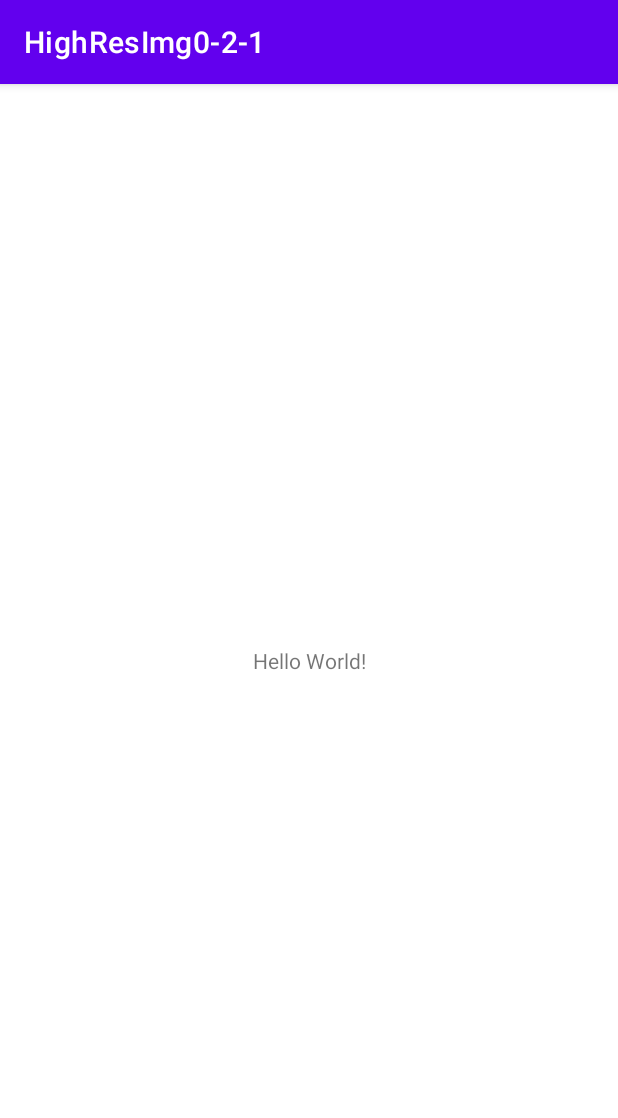
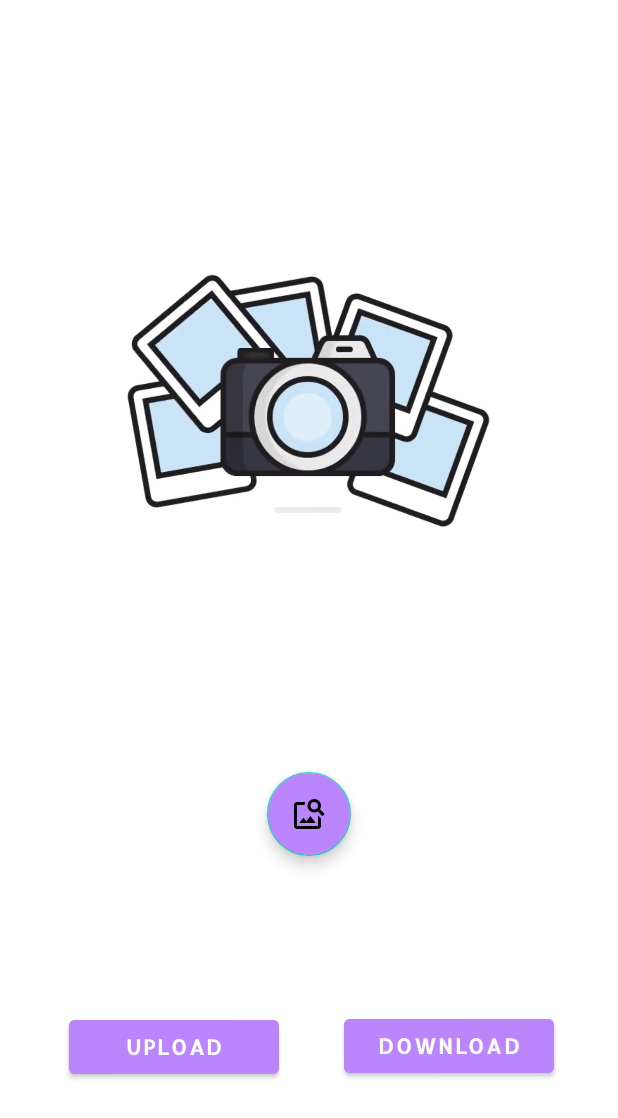
Before and after one commit to nabilpatel4012/HighResImg021, an Android app: the screen it shows after launch (MainActivity before the commit, MainActivity2 after it), on a phone screen of 412 x 824 dp. Shown: the top 1118 px of the screen. Run offline under Robolectric (Android 15) with nearby library versions, the phone set to English and light mode, and no system bars.

Commit message:
minor changes anims,logs,design

```diff
--- a/app/build.gradle
+++ b/app/build.gradle
@@ -33,10 +33,12 @@ dependencies {
     implementation 'androidx.appcompat:appcompat:1.3.1'
     implementation 'com.google.android.material:material:1.4.0'
     implementation 'androidx.constraintlayout:constraintlayout:2.1.1'
+    implementation 'com.google.android.gms:play-services-cast-framework:20.0.0'
     testImplementation 'junit:junit:4.+'
     androidTestImplementation 'androidx.test.ext:junit:1.1.3'
     androidTestImplementation 'androidx.test.espresso:espresso-core:3.4.0'
 
     implementation("androidx.multidex:multidex:2.0.1")
     implementation 'com.airbnb.android:lottie:4.2.1'
+
 }
--- a/app/src/main/java/com/example/highresimg0_2_1/MainActivity.java
+++ b/app/src/main/java/com/example/highresimg0_2_1/MainActivity.java
@@ -2,13 +2,31 @@ package com.example.highresimg0_2_1;
 
 import androidx.appcompat.app.AppCompatActivity;
 
+import android.content.Intent;
 import android.os.Bundle;
+import android.os.Handler;
+import android.view.Window;
+import android.view.WindowManager;
+
+import java.util.Objects;
 
 public class MainActivity extends AppCompatActivity {
+    public static final int SPLASH_SCREEN = 4000;
 
     @Override
     protected void onCreate(Bundle savedInstanceState) {
         super.onCreate(savedInstanceState);
+        requestWindowFeature(Window.FEATURE_NO_TITLE);
+        this.getWindow().setFlags(WindowManager.LayoutParams.FLAG_FULLSCREEN,WindowManager.LayoutParams.FLAG_FULLSCREEN);
+        Objects.requireNonNull(getSupportActionBar()).hide();
+
         setContentView(R.layout.activity_main);
+
+        //Calling First Intent
+        new Handler() .postDelayed(() -> {
+            Intent intent = new Intent(MainActivity.this,MainActivity2.class);
+            startActivity(intent);
+            finish();
+        },SPLASH_SCREEN);
     }
 }
--- a/app/src/main/java/com/example/highresimg0_2_1/MainActivity2.java
+++ b/app/src/main/java/com/example/highresimg0_2_1/MainActivity2.java
@@ -3,12 +3,44 @@ package com.example.highresimg0_2_1;
 import androidx.appcompat.app.AppCompatActivity;
 
 import android.os.Bundle;
+import android.view.View;
+import android.view.Window;
+import android.view.WindowManager;
+import android.widget.Button;
+import android.widget.ImageView;
+
+import com.google.android.gms.cast.framework.media.ImagePicker;
+import com.google.android.material.floatingactionbutton.FloatingActionButton;
+
+import java.util.Objects;
 
 public class MainActivity2 extends AppCompatActivity {
+    ImageView image;
+    FloatingActionButton btn;
+    Button upload,download;
 
     @Override
     protected void onCreate(Bundle savedInstanceState) {
         super.onCreate(savedInstanceState);
+        requestWindowFeature(Window.FEATURE_NO_TITLE);
+        this.getWindow().setFlags(WindowManager.LayoutParams.FLAG_FULLSCREEN,WindowManager.LayoutParams.FLAG_FULLSCREEN);
+        Objects.requireNonNull(getSupportActionBar()).hide();
         setContentView(R.layout.activity_main2);
+
+        image = findViewById(R.id.image);
+        btn = findViewById(R.id.btn4);
+        upload = findViewById(R.id.button);
+        download = findViewById(R.id.button2);
+        btn.setOnClickListener(new View.OnClickListener() {
+            @Override
+            public void onClick(View v) {
+//                ImagePicker.with(MainActivity2.this)
+////                        .crop()	    			//Crop image(Optional), Check Customization for more option
+////                        .compress(1024)			//Final image size will be less than 1 MB(Optional)
+////                        .maxResultSize(1080, 1080)	//Final image resolution will be less than 1080 x 1080(Optional)
+//                        .start();
+
+            }
+        });
     }
 }
--- /dev/null
+++ b/app/src/main/res/drawable/ic_process.xml
@@ -0,0 +1,10 @@
+<vector xmlns:android="http://schemas.android.com/apk/res/android"
+    android:width="24dp"
+    android:height="24dp"
+    android:viewportWidth="24"
+    android:viewportHeight="24"
+    android:tint="?attr/colorControlNormal">
+  <path
+      android:fillColor="@android:color/white"
+      android:pathData="M18,13v7L4,20L4,6h5.02c0.05,-0.71 0.22,-1.38 0.48,-2L4,4c-1.1,0 -2,0.9 -2,2v14c0,1.1 0.9,2 2,2h14c1.1,0 2,-0.9 2,-2v-5l-2,-2zM16.5,18h-11l2.75,-3.53 1.96,2.36 2.75,-3.54zM19.3,8.89c0.44,-0.7 0.7,-1.51 0.7,-2.39C20,4.01 17.99,2 15.5,2S11,4.01 11,6.5s2.01,4.5 4.49,4.5c0.88,0 1.7,-0.26 2.39,-0.7L21,13.42 22.42,12 19.3,8.89zM15.5,9C14.12,9 13,7.88 13,6.5S14.12,4 15.5,4 18,5.12 18,6.5 16.88,9 15.5,9z"/>
+</vector>
--- a/app/src/main/res/layout/activity_main2.xml
+++ b/app/src/main/res/layout/activity_main2.xml
@@ -6,4 +6,62 @@
     android:layout_height="match_parent"
     tools:context=".MainActivity2">
 
+    <ImageView
+        android:id="@+id/image"
+        android:layout_width="300dp"
+        android:layout_height="300dp"
+        android:src="@drawable/slide1"
+        app:layout_constraintBottom_toBottomOf="parent"
+        app:layout_constraintEnd_toEndOf="parent"
+        app:layout_constraintHorizontal_bias="0.495"
+        app:layout_constraintStart_toStartOf="parent"
+        app:layout_constraintTop_toTopOf="parent"
+        app:layout_constraintVertical_bias="0.218" />
+
+    <com.google.android.material.floatingactionbutton.FloatingActionButton
+        android:id="@+id/btn4"
+        android:layout_width="wrap_content"
+        android:layout_height="wrap_content"
+        android:clickable="true"
+        android:background="@color/white"
+        android:backgroundTint="@color/purple_200"
+        app:layout_constraintBottom_toBottomOf="parent"
+        app:layout_constraintEnd_toEndOf="parent"
+
+        app:layout_constraintStart_toStartOf="parent"
+        app:layout_constraintTop_toBottomOf="@+id/image"
+        app:layout_constraintVertical_bias="0.284"
+        app:srcCompat="@drawable/ic_process" />
+
+    <Button
+        android:id="@+id/button"
+        android:layout_width="140dp"
+        android:layout_height="wrap_content"
+
+        android:backgroundTint="@color/purple_200"
+        android:fontFamily="@font/allerta_stencil"
+        android:text="Upload"
+        android:textAlignment="center"
+        android:textStyle="bold"
+        app:layout_constraintBottom_toBottomOf="parent"
+        app:layout_constraintEnd_toEndOf="parent"
+        app:layout_constraintHorizontal_bias="0.169"
+        app:layout_constraintStart_toStartOf="parent"
+        app:layout_constraintTop_toBottomOf="@+id/btn4"
+        app:layout_constraintVertical_bias="0.503" />
+
+    <Button
+        android:id="@+id/button2"
+        android:layout_width="140dp"
+        android:layout_height="wrap_content"
+        android:text="Download"
+        android:textAlignment="center"
+        android:textStyle="bold"
+        android:fontFamily="@font/allerta_stencil"
+        android:backgroundTint="@color/purple_200"
+        app:layout_constraintBottom_toBottomOf="parent"
+        app:layout_constraintEnd_toEndOf="parent"
+        app:layout_constraintStart_toEndOf="@+id/button"
+        app:layout_constraintTop_toBottomOf="@+id/btn4" />
+
 </androidx.constraintlayout.widget.ConstraintLayout>
--- a/build.gradle
+++ b/build.gradle
@@ -3,6 +3,7 @@ buildscript {
     repositories {
         google()
         mavenCentral()
+
     }
     dependencies {
         classpath "com.android.tools.build:gradle:7.0.3"
```
Also changed, not shown: app/src/main/java/com/example/highresimg0_2_1/MainActivity3.java (+7 -0 lines), app/src/main/java/com/example/highresimg0_2_1/MainPage.java (+7 -0 lines), app/src/main/res/drawable/ic_download.xml (added, +10 -0 lines), app/src/main/res/drawable/ic_menu.xml (added, +10 -0 lines), app/src/main/res/drawable/ic_upload.xml (added, +10 -0 lines), app/src/main/res/layout/activity_main.xml (+22 -2 lines), app/src/main/res/font/allerta_stencil.ttf (added).
